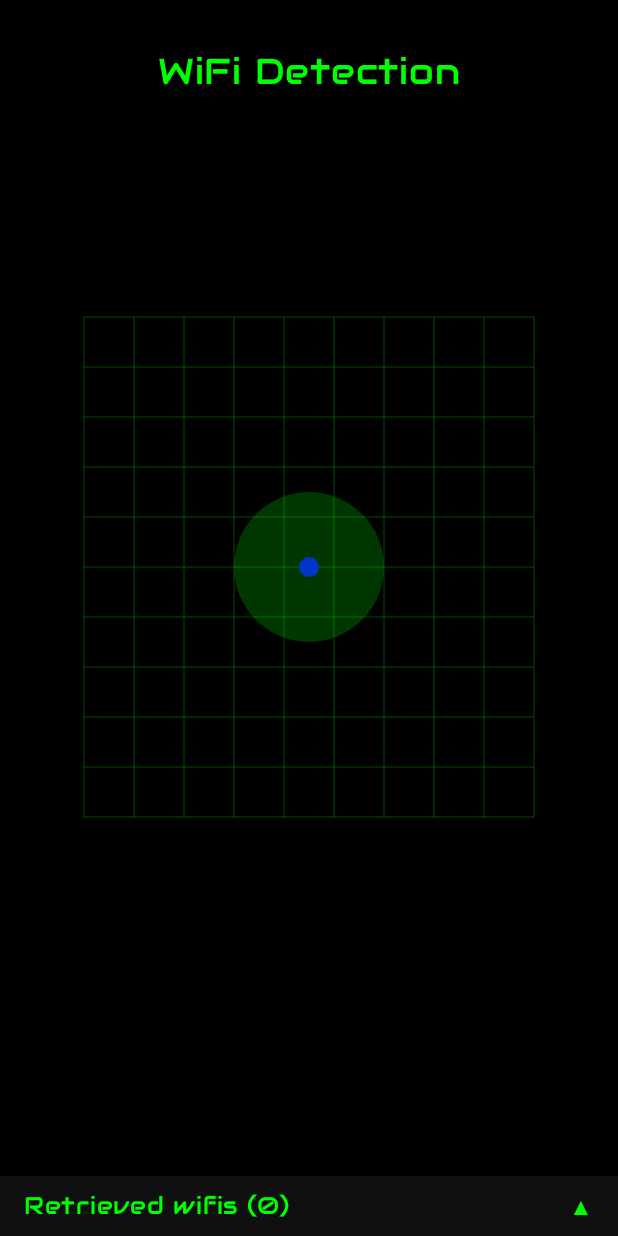
After one commit to Fir3n0x/MiniMap, an Android app built with Jetpack Compose: the composable WifiRadarDetection called with empty values, on a phone screen of 412 x 824 dp. The commit adds this screen. Run offline under Robolectric (Android 15) with nearby library versions, the phone set to English and light mode, and no system bars.

Commit message:
Wifi interface - Wifi detection + retrieve some informations + basic analysis

```diff
--- a/app/src/main/java/com/example/minimap/MainActivity.kt
+++ b/app/src/main/java/com/example/minimap/MainActivity.kt
@@ -68,7 +68,8 @@ class MainActivity : ComponentActivity() {
                     BluetoothScanScreen()
                 }
                 composable(Screen.WifiScan.route){
-                    WifiScanScreen()
+                    val context = LocalContext.current
+                    WifiScanScreen(context)
                 }
             }
         }
--- /dev/null
+++ b/app/src/main/java/com/example/minimap/ui/theme/WifiRadarDetection.kt
@@ -0,0 +1,348 @@
+package com.example.minimap.ui.theme
+
+import androidx.compose.animation.core.LinearEasing
+import androidx.compose.animation.core.RepeatMode
+import androidx.compose.animation.core.animateDpAsState
+import androidx.compose.animation.core.animateFloat
+import androidx.compose.animation.core.infiniteRepeatable
+import androidx.compose.animation.core.rememberInfiniteTransition
+import androidx.compose.animation.core.tween
+import androidx.compose.foundation.Canvas
+import androidx.compose.foundation.background
+import androidx.compose.foundation.clickable
+import androidx.compose.foundation.layout.Arrangement
+import androidx.compose.foundation.layout.Box
+import androidx.compose.foundation.layout.Column
+import androidx.compose.foundation.layout.PaddingValues
+import androidx.compose.foundation.layout.Row
+import androidx.compose.foundation.layout.fillMaxSize
+import androidx.compose.foundation.layout.fillMaxWidth
+import androidx.compose.foundation.layout.height
+import androidx.compose.foundation.layout.padding
+import androidx.compose.foundation.layout.size
+import androidx.compose.foundation.lazy.LazyColumn
+import androidx.compose.material3.Text
+import androidx.compose.runtime.Composable
+import androidx.compose.runtime.getValue
+import androidx.compose.runtime.mutableStateOf
+import androidx.compose.runtime.remember
+import androidx.compose.runtime.setValue
+import androidx.compose.ui.Alignment
+import androidx.compose.ui.Modifier
+import androidx.compose.ui.geometry.Offset
+import androidx.compose.ui.graphics.Color
+import androidx.compose.ui.unit.dp
+import androidx.compose.ui.unit.sp
+import androidx.compose.foundation.lazy.items
+import com.example.minimap.autowide
+import com.example.minimap.model.WifiNetwork
+import com.example.minimap.model.WifiSecurityLevel
+import com.example.minimap.model.getSecurityLevel
+import kotlin.math.abs
+import kotlin.math.cos
+import kotlin.math.sin
+
+@Composable
+fun WifiRadarDetection(
+    networks: List<WifiNetwork>,
+    modifier: Modifier = Modifier
+) {
+
+    var expanded by remember { mutableStateOf(false) }
+
+
+    val listHeight by animateDpAsState(
+        targetValue = if (expanded) 200.dp else 40.dp,
+        animationSpec = tween(durationMillis = 300)
+    )
+
+
+    var expandedSsid by remember { mutableStateOf<String?>(null) }
+
+
+    var selectedSsid by remember { mutableStateOf<String?>(null) }
+
+
+
+
+
+    // infinite animation
+    val infiniteTransition = rememberInfiniteTransition(label = "pulse")
+    val pulse = infiniteTransition.animateFloat(
+        initialValue = 0f,
+        targetValue = 1f,
+        animationSpec = infiniteRepeatable(
+            animation = tween(durationMillis = 2000, easing = LinearEasing),
+            repeatMode = RepeatMode.Restart
+        ),
+        label = "pulseAnim"
+    )
+
+
+    // propagation effect for radar
+    val radarPulse = infiniteTransition.animateFloat(
+        initialValue = 0f,
+        targetValue = 1f,
+        animationSpec = infiniteRepeatable(
+            animation = tween(durationMillis = 2000, easing = LinearEasing),
+            repeatMode = RepeatMode.Restart
+        ),
+        label = "radarWave"
+    )
+
+
+    val angles = networks.mapIndexed { i, net ->
+        net.ssid to (i * (2 * Math.PI / networks.size)).toFloat()
+    }.toMap()
+
+
+
+
+
+
+
+    Box(modifier = modifier.background(Color.Black)) {
+
+        Box(
+            modifier = Modifier
+                .fillMaxWidth()
+                .padding(top = 32.dp),
+            contentAlignment = Alignment.TopCenter
+        ) {
+            Text(
+                text = "WiFi Detection",
+                color = Color.Green,
+                fontFamily = autowide,
+                modifier = Modifier,
+                fontSize = 24.sp
+            )
+        }
+
+
+
+        Canvas(modifier = Modifier.fillMaxSize().padding(top = 32.dp, bottom = 100.dp)) {
+
+
+
+
+            // Radar length
+            val rawWidth = size.width * 0.8f
+            val rawHeight = size.height * 0.5f
+
+
+            val gridStep = 50f
+            // Multiple of gridstep
+            val radarWidth = (rawWidth / gridStep).toInt() * gridStep
+            val radarHeight = (rawHeight / gridStep).toInt() * gridStep
+
+
+            val topLeft = Offset((size.width - radarWidth) / 2, (size.height - radarHeight) / 2)
+            val bottomRight = Offset(topLeft.x + radarWidth, topLeft.y + radarHeight)
+            val center = Offset(size.width / 2, size.height / 2)
+
+
+
+
+
+            // 1. Radar frame
+            drawRect(
+                color = Color.Black,
+                topLeft = topLeft,
+                size = androidx.compose.ui.geometry.Size(radarWidth, radarHeight)
+            )
+
+
+
+
+            var x = topLeft.x
+            while (x <= bottomRight.x) {
+                drawLine(
+                    color = Color.Green.copy(alpha = 0.3f),
+                    start = Offset(x, topLeft.y),
+                    end = Offset(x, bottomRight.y)
+                )
+                x += gridStep
+            }
+
+            var y = topLeft.y
+            while (y <= bottomRight.y) {
+                drawLine(
+                    color = Color.Green.copy(alpha = 0.3f),
+                    start = Offset(topLeft.x, y),
+                    end = Offset(bottomRight.x, y)
+                )
+                y += gridStep
+            }
+
+            // Central point (user)
+            drawCircle(
+                color = Color.Blue,
+                radius = 10f,
+                center = center
+            )
+
+
+
+
+
+            with(drawContext.canvas) {
+                save() // save context
+                clipRect(topLeft.x, topLeft.y, bottomRight.x, bottomRight.y)
+
+                drawCircle(
+                    color = Color.Green.copy(alpha = 0.3f * (1 - radarPulse.value)),
+                    center = center,
+                    radius = radarPulse.value * (radarHeight / 2f)
+                )
+
+                restore() // restore context
+            }
+
+
+            networks.forEachIndexed { index, network ->
+
+                val strength = (abs(network.rssi)).coerceIn(0, 100)
+                val maxDistanceH = radarHeight / 2f
+                val maxDistanceW = radarWidth / 2f
+                val distanceH = (strength / 100f) * maxDistanceH
+                val distanceW = (strength / 100f) * maxDistanceW
+
+                // Random direction for ssid
+                val seed = network.ssid.hashCode()
+                // val angle = remember(seed) { Random(seed).nextFloat() * 2f * Math.PI }.toFloat()
+                val angle = angles[network.ssid] ?: 0f
+                val x = center.x + distanceW * cos(angle)
+                val y = center.y + distanceH * sin(angle)
+                val pos = Offset(x, y)
+
+
+                val color = when (getSecurityLevel(network.capabilities)) {
+                    WifiSecurityLevel.SAFE -> Color.Green
+                    WifiSecurityLevel.MEDIUM -> Color.Yellow
+                    WifiSecurityLevel.DANGEROUS -> Color.Red
+                }
+
+                // Pulse circle
+                drawCircle(
+                    color = color.copy(alpha = 0.4f * (1 - pulse.value)),
+                    radius = 30f + 30f * pulse.value,
+                    center = pos
+                )
+
+                // Network point
+                drawCircle(
+                    color = if (network.ssid == selectedSsid) Color.White else color,
+                    radius = if (network.ssid == selectedSsid) 20f else 10f,
+                    center = pos
+                )
+            }
+        }
+
+
+
+        Box(
+            modifier = Modifier
+                .fillMaxWidth()
+                .height(listHeight)
+                .background(Color(0xFF101010))
+                .align(Alignment.BottomCenter)
+        ) {
+            Column {
+                // Header toggle state
+                Row(
+                    modifier = Modifier
+                        .fillMaxWidth()
+                        .clickable { expanded = !expanded }
+                        .padding(horizontal = 16.dp, vertical = 8.dp),
+                    verticalAlignment = Alignment.CenterVertically
+                ) {
+                    Text(
+                        text = "Retrieved wifis (${networks.size})" ,
+                        fontFamily = autowide,
+                        color = Color.Green,
+                        modifier = Modifier.weight(1f)
+                    )
+                    // Indicate state
+                    Text(
+                        text = if (expanded) "▼" else "▲",
+                        color = Color.Green
+                    )
+                }
+
+                // scrollable list LazyColumn  if expanded
+                if (expanded) {
+                    LazyColumn(
+                        modifier = Modifier
+                            .fillMaxWidth()
+                            .weight(1f) // takes all remaining space
+                            .padding(horizontal = 16.dp),
+                        contentPadding = PaddingValues(bottom = 8.dp)
+                    ) {
+                        items(networks) { network ->
+
+                            val color = when (getSecurityLevel(network.capabilities)) {
+                                WifiSecurityLevel.SAFE -> Color.Green
+                                WifiSecurityLevel.MEDIUM -> Color.Yellow
+                                WifiSecurityLevel.DANGEROUS -> Color.Red
+                            }
+
+                            Row(
+                                modifier = Modifier
+                                    .fillMaxWidth()
+                                    .padding(vertical = 4.dp)
+                                    .clickable {
+                                        selectedSsid = if (selectedSsid == network.ssid) null else network.ssid
+                                    },
+                                verticalAlignment = Alignment.CenterVertically,
+                                horizontalArrangement = Arrangement.SpaceBetween
+                            ) {
+                                Canvas(
+                                    modifier = Modifier
+                                        .size(12.dp)
+                                        .padding(end = 8.dp)
+                                ){
+                                    drawCircle(color = color)
+                                }
+                                Text(
+                                    text = "SSID : ${network.ssid} - RSSI : ${network.rssi}",
+                                    color = Color.White
+                                )
+                                InfoButton {
+                                    expandedSsid = if (expandedSsid == network.ssid) null else network.ssid
+                                    //println("Info sur ${network.ssid}")
+                                }
+                            }
+
+                            if (expandedSsid == network.ssid) {
+                                Column(
+                                    modifier = Modifier
+                                        .fillMaxWidth()
+                                        .padding(start = 16.dp, top = 4.dp, bottom = 8.dp)
+                                ) {
+                                    Text("BSSID : ${network.bssid}", color = Color.LightGray)
+                                    Text("Capabilities : ${network.capabilities}", color = Color.LightGray)
+                                    Text("Channel : ${network.channel}", color = Color.LightGray)
+                                    Text("Frequency : ${network.frequency} MHz", color = Color.LightGray)
+                                }
+                            }
+                        }
+                    }
+                }
+            }
+        }
+    }
+}
+
+@Composable
+fun InfoButton(onClick: () -> Unit) {
+    Box(
+        modifier = Modifier
+            .size(24.dp)
+            .background(Color.DarkGray, shape = androidx.compose.foundation.shape.CircleShape)
+            .padding(4.dp)
+            .clickable { onClick() },
+        contentAlignment = Alignment.Center
+    ) {
+        Text("i", color = Color.White)
+    }
+}
```
Also changed, not shown: app/src/main/java/com/example/minimap/model/WifiNetwork.kt (added, +11 -0 lines), app/src/main/java/com/example/minimap/model/WifiSecurityLevel.kt (added, +14 -0 lines), app/src/main/java/com/example/minimap/ui/theme/WifiScanScreen.kt (+91 -13 lines).
